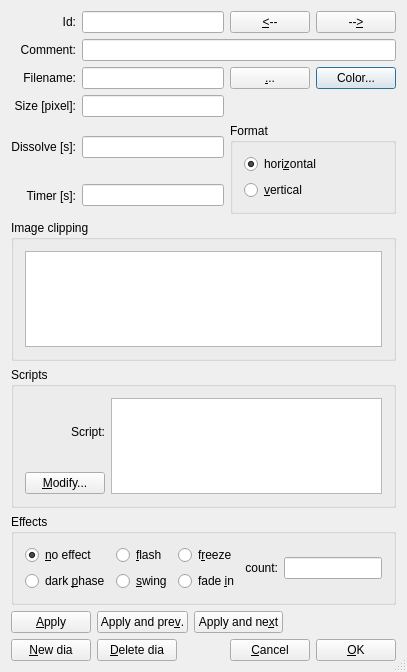
Qt form src/DiaInfoDlg4.ui (mneuroth/MinDia) before a commit.
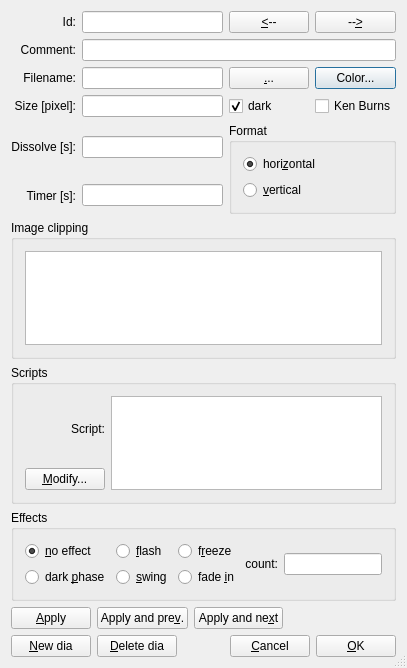
The same form after that commit.

Commit message: Added support for Ken Burns effect

Diff of the .ui file:
```diff
--- a/src/DiaInfoDlg4.ui
+++ b/src/DiaInfoDlg4.ui
@@ -7,7 +7,7 @@
     <x>0</x>
     <y>0</y>
     <width>407</width>
-    <height>672</height>
+    <height>668</height>
    </rect>
   </property>
   <property name="sizePolicy">
@@ -484,6 +484,23 @@
      </item>
     </layout>
    </item>
+   <item row="3" column="2">
+    <widget class="QCheckBox" name="m_pDarkRectangle">
+     <property name="text">
+      <string>dark</string>
+     </property>
+     <property name="checked">
+      <bool>true</bool>
+     </property>
+    </widget>
+   </item>
+   <item row="3" column="3">
+    <widget class="QCheckBox" name="m_pKenBurns">
+     <property name="text">
+      <string>Ken Burns</string>
+     </property>
+    </widget>
+   </item>
   </layout>
  </widget>
  <layoutdefault spacing="6" margin="11"/>
```
Left out of the diff: 74 changed lines with no effect on the pictures. The commit also changes 1 other file.
